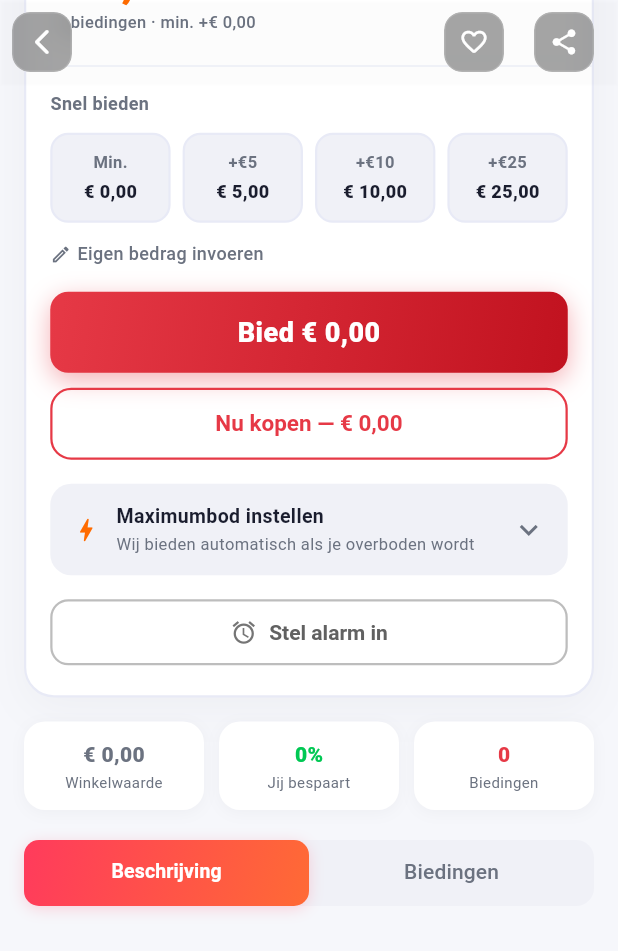
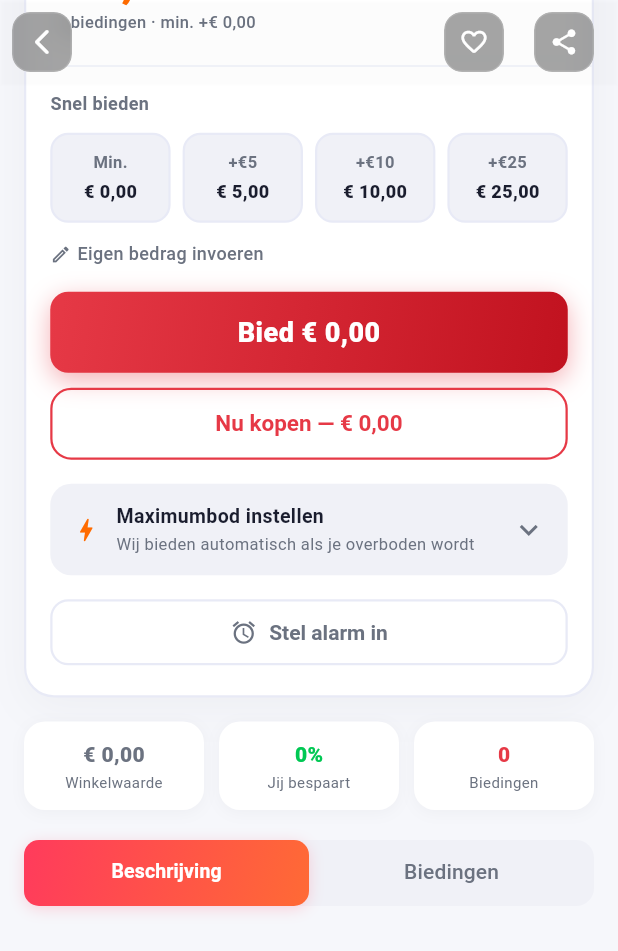
Before and after one commit to aliabuhatem/auction, a Flutter app: the AuctionDetailPage screen opened directly with empty values, scrolled down 576 dp, on a phone screen of 412 x 824 dp. Shown: the top 951 px of the screen. Run offline on Flutter 3.47's test engine with Material 3 defaults, Android fonts, the phone set to English and light mode, and no system bars; our stand-ins replace cached_network_image, cloud_firestore, confetti, connectivity_plus, dartz, dio and 19 more; missing offline and left inert: file_selector, scratcher; accounts and stored records are empty; network calls fail; Roboto replaces fonts that are missing (Nunito); project files that could hold a hidden picture were left out.

Commit message:
41
Co-Authored-By: Claude Sonnet 4.6 <noreply@anthropic.com>

```diff
--- a/lib/core/widgets/bid_button.dart
+++ b/lib/core/widgets/bid_button.dart
@@ -87,7 +87,7 @@ class _BidButtonState extends State<BidButton>
                     end:    Alignment.bottomRight,
                   )
                 : null,
-            color: _isEnabled ? null : Colors.grey.shade300,
+            color: _isEnabled ? null : AppColors.backgroundGrey,
             borderRadius: BorderRadius.circular(AppDimensions.buttonRadius),
             boxShadow: _isEnabled
                 ? [
@@ -114,7 +114,7 @@ class _BidButtonState extends State<BidButton>
                         AppStrings.bidAmount(context,
                             CurrencyFormatter.format(widget.nextBid)),
                     style: TextStyle(
-                      color:       _isEnabled ? Colors.white : Colors.grey.shade600,
+                      color:       _isEnabled ? Colors.white : AppColors.textHint,
                       fontSize:    AppDimensions.fontXXL,
                       fontWeight:  FontWeight.w800,
                       letterSpacing: 0.3,
@@ -182,7 +182,7 @@ class _AlarmButtonState extends State<AlarmButton>
               : Colors.transparent,
           borderRadius: BorderRadius.circular(AppDimensions.buttonRadius),
           border: Border.all(
-            color: widget.isSet ? AppColors.primaryRed : Colors.grey.shade400,
+            color: widget.isSet ? AppColors.primaryRed : AppColors.border,
             width: 1.5,
           ),
         ),
@@ -203,7 +203,7 @@ class _AlarmButtonState extends State<AlarmButton>
                 child: Icon(
                   widget.isSet ? Icons.alarm_on : Icons.alarm,
                   key:   ValueKey(widget.isSet),
-                  color: widget.isSet ? AppColors.primaryRed : Colors.grey.shade600,
+                  color: widget.isSet ? AppColors.primaryRed : AppColors.textSecondary,
                   size:  AppDimensions.iconS,
                 ),
               ),
@@ -211,7 +211,7 @@ class _AlarmButtonState extends State<AlarmButton>
             AnimatedDefaultTextStyle(
               duration: const Duration(milliseconds: 200),
               style: TextStyle(
-                color:      widget.isSet ? AppColors.primaryRed : Colors.grey.shade700,
+                color:      widget.isSet ? AppColors.primaryRed : AppColors.textSecondary,
                 fontWeight: FontWeight.w600,
                 fontSize:   AppDimensions.fontBody,
               ),
@@ -282,7 +282,7 @@ class _WatchlistButtonState extends State<WatchlistButton>
             child: Icon(
               widget.isSaved ? Icons.favorite : Icons.favorite_border,
               key:   ValueKey(widget.isSaved),
-              color: widget.isSaved ? AppColors.primaryRed : Colors.grey.shade600,
+              color: widget.isSaved ? AppColors.primaryRed : AppColors.textSecondary,
               size:  AppDimensions.iconS,
             ),
           ),
--- a/lib/core/widgets/category_chip.dart
+++ b/lib/core/widgets/category_chip.dart
@@ -33,7 +33,7 @@ class CategoryChip extends StatelessWidget {
         margin:   const EdgeInsets.only(right: 8),
         padding:  const EdgeInsets.symmetric(horizontal: 14, vertical: 9),
         decoration: BoxDecoration(
-          color: isSelected ? AppColors.primaryRed : Colors.grey.shade100,
+          color: isSelected ? AppColors.primaryRed : AppColors.backgroundGrey,
           borderRadius: BorderRadius.circular(AppDimensions.radiusRound),
           boxShadow: isSelected && showShadow
               ? [
@@ -46,7 +46,7 @@ class CategoryChip extends StatelessWidget {
               : null,
           border: isSelected
               ? null
-              : Border.all(color: Colors.grey.shade200, width: 1),
+              : Border.all(color: AppColors.border, width: 1),
         ),
         child: Row(
           mainAxisSize: MainAxisSize.min,
@@ -98,7 +98,7 @@ class CategoryIconChip extends StatelessWidget {
           margin:  const EdgeInsets.only(right: 8),
           padding: const EdgeInsets.all(10),
           decoration: BoxDecoration(
-            color: isSelected ? AppColors.primaryRed : Colors.grey.shade100,
+            color: isSelected ? AppColors.primaryRed : AppColors.backgroundGrey,
             shape: BoxShape.circle,
             boxShadow: isSelected
                 ? [BoxShadow(color: AppColors.primaryRed.withValues(alpha: 0.3), blurRadius: 8)]
--- a/lib/features/auctions/presentation/pages/auction_detail_page.dart
+++ b/lib/features/auctions/presentation/pages/auction_detail_page.dart
@@ -160,7 +160,7 @@ class _AuctionDetailPageState extends State<AuctionDetailPage>
                           ? Icons.favorite_rounded
                           : Icons.favorite_border_rounded,
                       iconColor: auction.isWatchlisted
-                          ? Colors.red.shade300
+                          ? AppColors.primaryRed
                           : Colors.white,
                       onTap: () => context.read<BiddingBloc>()
                           .add(ToggleWatchlist(auction.id)),
--- a/lib/features/auctions/presentation/widgets/auction_timer_badge.dart
+++ b/lib/features/auctions/presentation/widgets/auction_timer_badge.dart
@@ -1,4 +1,5 @@
 import 'package:flutter/material.dart';
+import '../../../../core/constants/app_colors.dart';
 import '../../../../core/widgets/countdown_widget.dart';
 
 class AuctionTimerBadge extends StatelessWidget {
@@ -13,7 +14,7 @@ class AuctionTimerBadge extends StatelessWidget {
     return Container(
       padding: EdgeInsets.symmetric(horizontal: large ? 12 : 8, vertical: large ? 8 : 4),
       decoration: BoxDecoration(
-        color: isUrgent ? const Color(0xFFE63946) : Colors.black87,
+        color: isUrgent ? AppColors.primaryRed : Colors.black87,
         borderRadius: BorderRadius.circular(large ? 12 : 8),
         boxShadow: [BoxShadow(color: Colors.black.withValues(alpha: 0.15), blurRadius: 4, offset: const Offset(0, 2))],
       ),
--- a/lib/features/auctions/presentation/widgets/bid_history_list.dart
+++ b/lib/features/auctions/presentation/widgets/bid_history_list.dart
@@ -58,7 +58,7 @@ class BidHistoryList extends StatelessWidget {
             return ListTile(
               leading: CircleAvatar(
                 backgroundColor: isTop
-                    ? const Color(0xFFE63946)
+                    ? AppColors.primaryRed
                     : (isDark ? const Color(0xFF2D3748) : AppColors.backgroundGrey),
                 child: Text(
                   bid.maskedUserName.isNotEmpty
@@ -88,7 +88,7 @@ class BidHistoryList extends StatelessWidget {
                 style: TextStyle(
                   fontWeight: FontWeight.bold,
                   fontSize: 15,
-                  color: isTop ? const Color(0xFFE63946) : textColor,
+                  color: isTop ? AppColors.primaryRed : textColor,
                 ),
               ),
             );
--- a/lib/features/profile/presentation/pages/account_settings_page.dart
+++ b/lib/features/profile/presentation/pages/account_settings_page.dart
@@ -271,7 +271,7 @@ class _AccountSettingsPageState extends State<AccountSettingsPage> {
                     decoration:   InputDecoration(
                       labelText:  AppStrings.email(context),
                       prefixIcon: const Icon(Icons.email_outlined),
-                      fillColor:  Colors.grey.shade100,
+                      fillColor:  AppColors.backgroundGrey,
                       filled:     true,
                     ),
                   ),
--- a/lib/features/tickets/presentation/pages/tickets_page.dart
+++ b/lib/features/tickets/presentation/pages/tickets_page.dart
@@ -124,7 +124,7 @@ class VoucherDetailPage extends StatelessWidget {
   @override
   Widget build(BuildContext context) {
     return Scaffold(
-      backgroundColor: const Color(0xFFF0F4F8),
+      backgroundColor: AppColors.backgroundLight,
       appBar: AppBar(
         title: Text(AppStrings.myVoucher(context), style: const TextStyle(fontWeight: FontWeight.bold)),
       ),
```
Also changed, not shown: lib/core/widgets/loading_shimmer.dart (+20 -10 lines), lib/features/tickets/presentation/pages/voucher_page.dart (+5 -5 lines).
